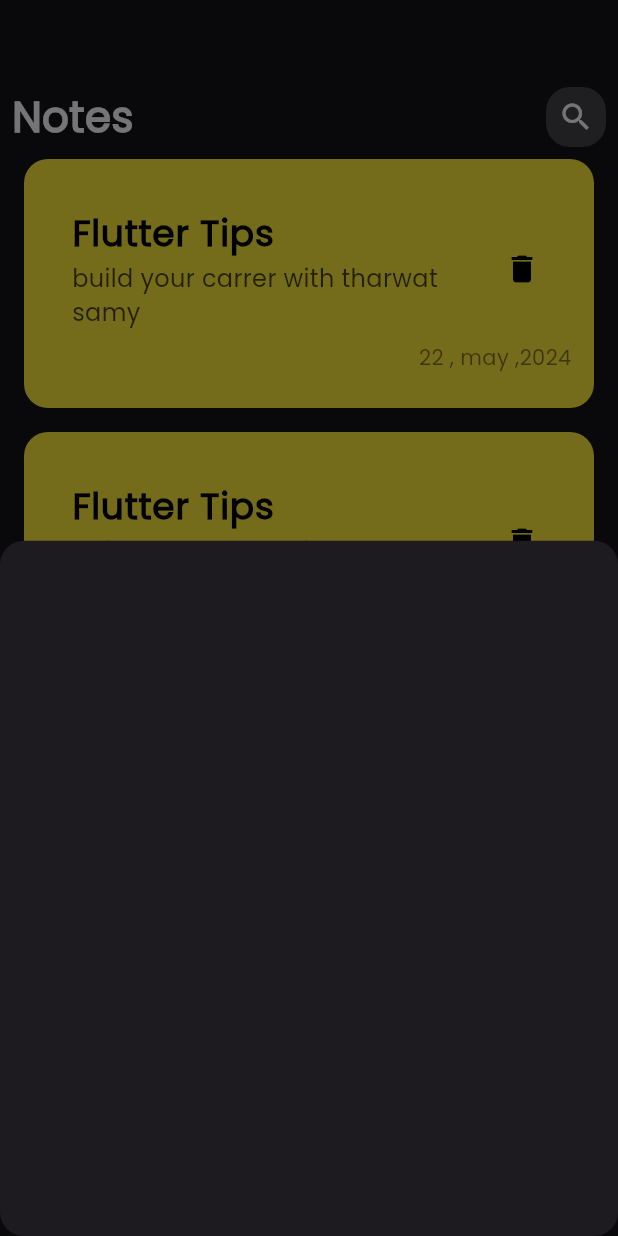
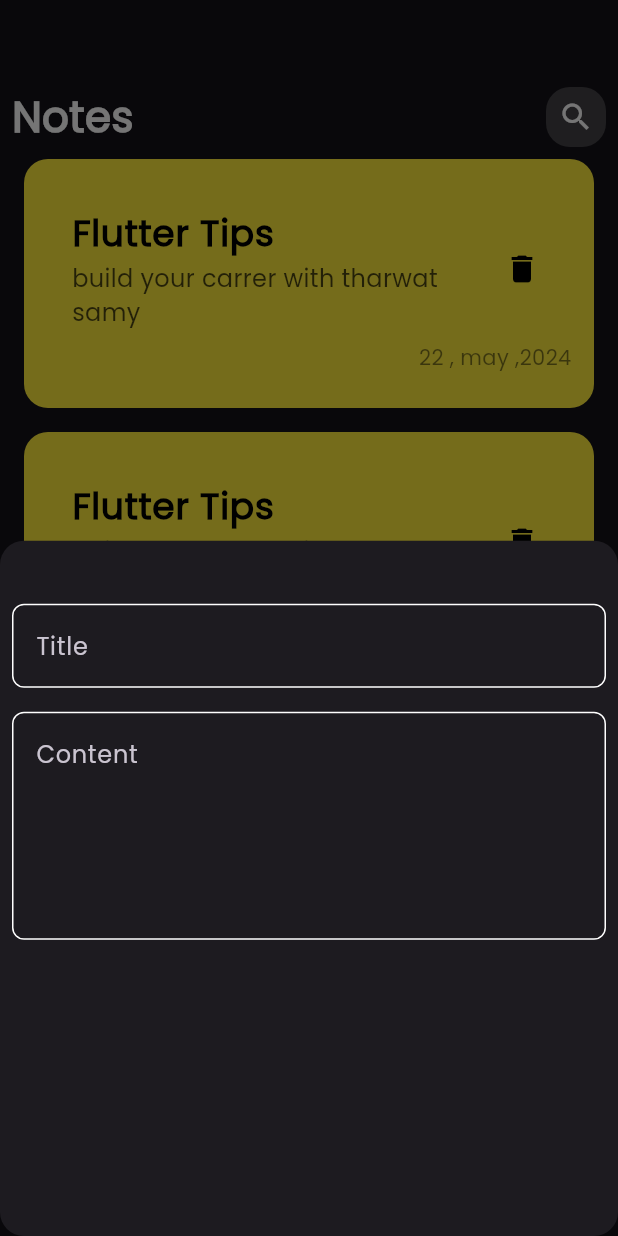
Before and after one commit to eslamalz/notesApp, a Flutter app: the screen it shows after launch, after a tap on the "add" icon, on a phone screen of 412 x 824 dp. Run offline on Flutter 3.47's test engine with Material 3 defaults, Android fonts, the phone set to English and light mode, and no system bars.

Commit message:
add contect text feild

```diff
--- a/lib/views/widgets/addnotesheet.dart
+++ b/lib/views/widgets/addnotesheet.dart
@@ -1,10 +1,30 @@
 import 'package:flutter/material.dart';
+import 'package:notes_app/views/widgets/custom_text_feild.dart';
 
 class addnotebuttunsheet extends StatelessWidget {
   const addnotebuttunsheet({super.key});
 
   @override
   Widget build(BuildContext context) {
-    return Container();
+    return Padding(
+      padding: const EdgeInsets.all(8.0),
+      child: Column(
+        children: [
+          SizedBox(
+            height: 34,
+          ),
+          customTextFeild(
+            hint: 'Title',
+          ),
+          SizedBox(
+            height: 16,
+          ),
+          customTextFeild(
+            hint: 'Content',
+            maxlines: 5,
+          ),
+        ],
+      ),
+    );
   }
 }
--- /dev/null
+++ b/lib/views/widgets/custom_text_feild.dart
@@ -0,0 +1,23 @@
+import 'package:flutter/material.dart';
+
+class customTextFeild extends StatelessWidget {
+  const customTextFeild({super.key, required this.hint, this.maxlines = 1});
+  final String hint;
+  final int maxlines;
+  @override
+  Widget build(BuildContext context) {
+    return TextField(
+      maxLines: maxlines,
+      decoration: InputDecoration(
+        hintText: hint,
+        border: buildborder(),
+        enabledBorder: buildborder(),
+      ),
+    );
+  }
+
+  OutlineInputBorder buildborder() => OutlineInputBorder(
+        borderRadius: BorderRadius.circular(8),
+        borderSide: BorderSide(color: Colors.white),
+      );
+}
```
